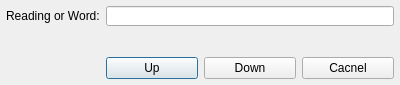
First picture: the form in src/gui/dictionary_tool/find_dialog.ui, repository google/mozc, before the edit.
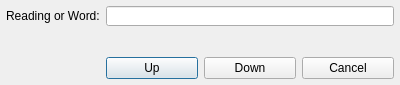
Second picture: the form after the edit.

Diff of the .ui file:
```diff
--- a/src/gui/dictionary_tool/find_dialog.ui
+++ b/src/gui/dictionary_tool/find_dialog.ui
@@ -96,7 +96,7 @@
      <item row="2" column="3">
       <widget class="QPushButton" name="CancelpushButton">
        <property name="text">
-        <string>Cacnel</string>
+        <string>Cancel</string>
        </property>
       </widget>
      </item>
```
